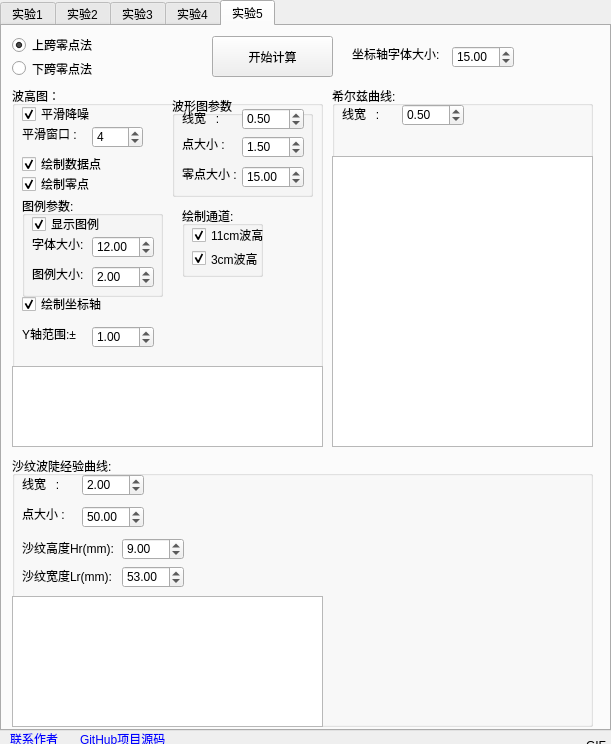
MagicMjs/CoastalDynamicsExpProcessing, file GUI.ui: the form before one commit.
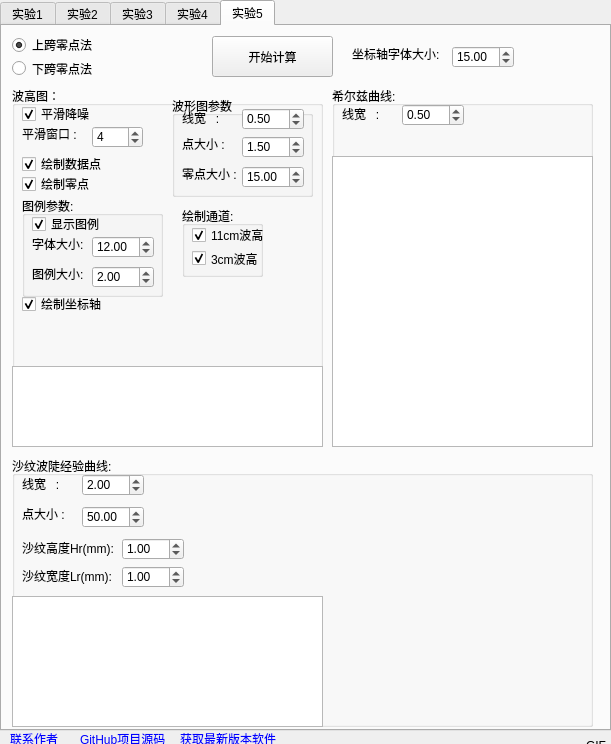
The form after the commit. The open tabs and pages were chosen to show the change.

Commit message: 2023.1.6 优化布局,更新打包

```diff
--- a/GUI.ui
+++ b/GUI.ui
@@ -5447,41 +5447,6 @@
        <bool>true</bool>
       </property>
      </widget>
-     <widget class="QLabel" name="label_92">
-      <property name="geometry">
-       <rect>
-        <x>10</x>
-        <y>240</y>
-        <width>61</width>
-        <height>16</height>
-       </rect>
-      </property>
-      <property name="text">
-       <string>Y轴范围:±</string>
-      </property>
-     </widget>
-     <widget class="QDoubleSpinBox" name="sy5_waveformYScale">
-      <property name="geometry">
-       <rect>
-        <x>80</x>
-        <y>240</y>
-        <width>62</width>
-        <height>22</height>
-       </rect>
-      </property>
-      <property name="minimum">
-       <double>-10.000000000000000</double>
-      </property>
-      <property name="maximum">
-       <double>10.000000000000000</double>
-      </property>
-      <property name="singleStep">
-       <double>0.500000000000000</double>
-      </property>
-      <property name="value">
-       <double>1.000000000000000</double>
-      </property>
-     </widget>
      <widget class="QGroupBox" name="groupBox_33">
       <property name="geometry">
        <rect>
@@ -5713,7 +5678,7 @@
        <enum>QAbstractSpinBox::DefaultStepType</enum>
       </property>
       <property name="value">
-       <double>9.000000000000000</double>
+       <double>1.000000000000000</double>
       </property>
      </widget>
      <widget class="QLabel" name="label_106">
@@ -5742,7 +5707,7 @@
        <double>0.100000000000000</double>
       </property>
       <property name="value">
-       <double>53.000000000000000</double>
+       <double>1.000000000000000</double>
       </property>
      </widget>
      <widget class="QLabel" name="label_107">
@@ -5861,6 +5826,28 @@
     <cstring></cstring>
    </property>
   </widget>
+  <widget class="QLabel" name="label_86">
+   <property name="geometry">
+    <rect>
+     <x>180</x>
+     <y>730</y>
+     <width>101</width>
+     <height>16</height>
+    </rect>
+   </property>
+   <property name="text">
+    <string>&lt;a href=&quot;https://github.com/ionlylikesg/CoastalDynamicsExpProcessing/releases/&quot;&gt;获取最新版本软件&lt;/a&gt;</string>
+   </property>
+   <property name="openExternalLinks">
+    <bool>true</bool>
+   </property>
+   <property name="textInteractionFlags">
+    <set>Qt::TextBrowserInteraction</set>
+   </property>
+   <property name="buddy">
+    <cstring></cstring>
+   </property>
+  </widget>
  </widget>
  <resources/>
  <connections/>
```
Left out of the diff: 78 changed lines with no effect on the pictures. The commit also changes 3 other files.
